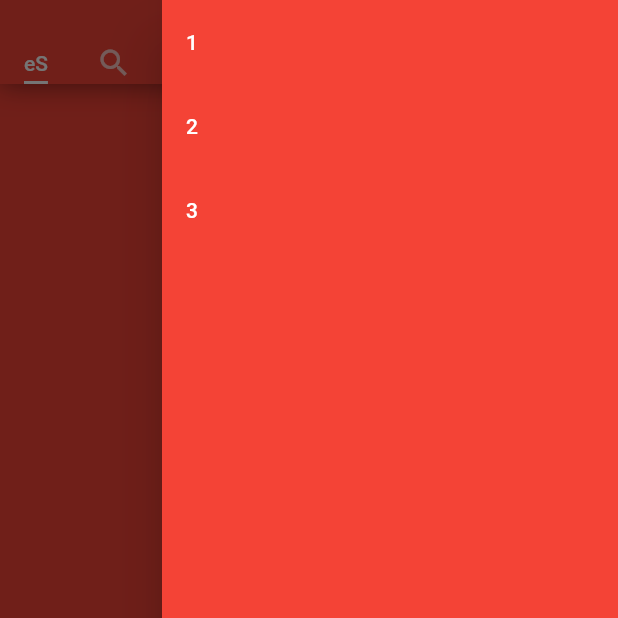
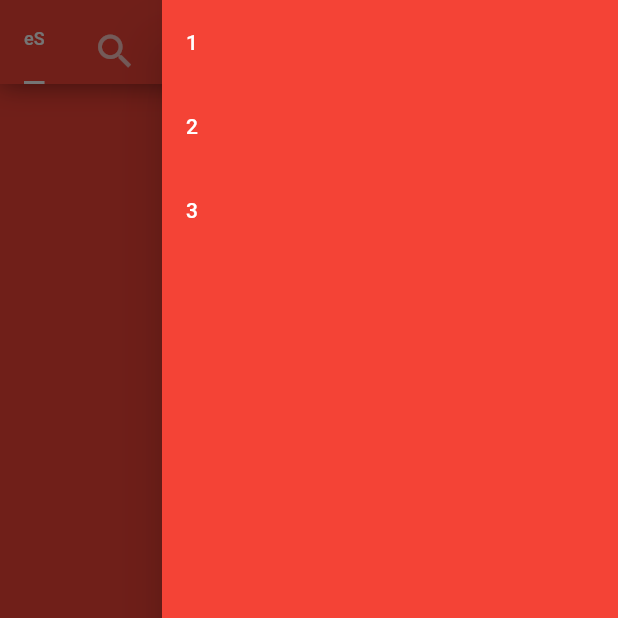
Before and after one commit to miyokidev/eshop-flutter, a Flutter app: the HomePage screen opened directly, with the side drawer open, on a phone screen of 412 x 824 dp, the top half of it. Run offline on Flutter 3.47's test engine with Material 2 defaults, Android fonts, the phone set to English and light mode, and no system bars; our stand-ins replace shared_preferences; accounts and stored records are empty.

Commit message:
Trying to make responsive the eS logo inside the appbar/tabbar

```diff
--- a/lib/views/pages/home_page.dart
+++ b/lib/views/pages/home_page.dart
@@ -71,7 +71,7 @@ class _HomePageState extends State<HomePage> {
             BoxShadow(
                 color: Colors.black54,
                 blurRadius: 15.0,
-                offset: Offset(0.0, 0.30)
+                offset: Offset(0.0, 0.30),
             )
           ],
       ),
@@ -89,15 +89,30 @@ class _HomePageState extends State<HomePage> {
                       indicatorColor: Colors.white,
                       indicatorSize: TabBarIndicatorSize.label,
                       tabs: [
-                        Text("eS"),
-                        Icon(
-                          Icons.search
+                        Container(
+                          height: 30,
+                          child: Text("eS", style: TextStyle(fontSize: data.size.width * 12 / OPP7ScreenWidth))
                           ),
-                        Icon(
-                          Icons.favorite_border,
+                        Container(
+                          height: 40,
+                          child: Icon(
+                            Icons.search,
+                            size: 30,
+                            ),
                         ),
-                        Icon(
-                          Icons.shopping_cart_outlined
+                        Container(
+                          height: 40,
+                          child: Icon(
+                            Icons.favorite_border,
+                            size: 30,
+                          ),
+                        ),
+                        Container(
+                          height: 40,
+                          child: Icon(
+                            Icons.shopping_cart_outlined,
+                            size: 30,
+                          ),
                         ),
                       ],
                     ),
@@ -108,6 +123,7 @@ class _HomePageState extends State<HomePage> {
                   child: Icon(
                     Icons.person_pin,
                     color: Colors.white,
+                    size: 30,
                       ),
                 ),
                 ],
```
